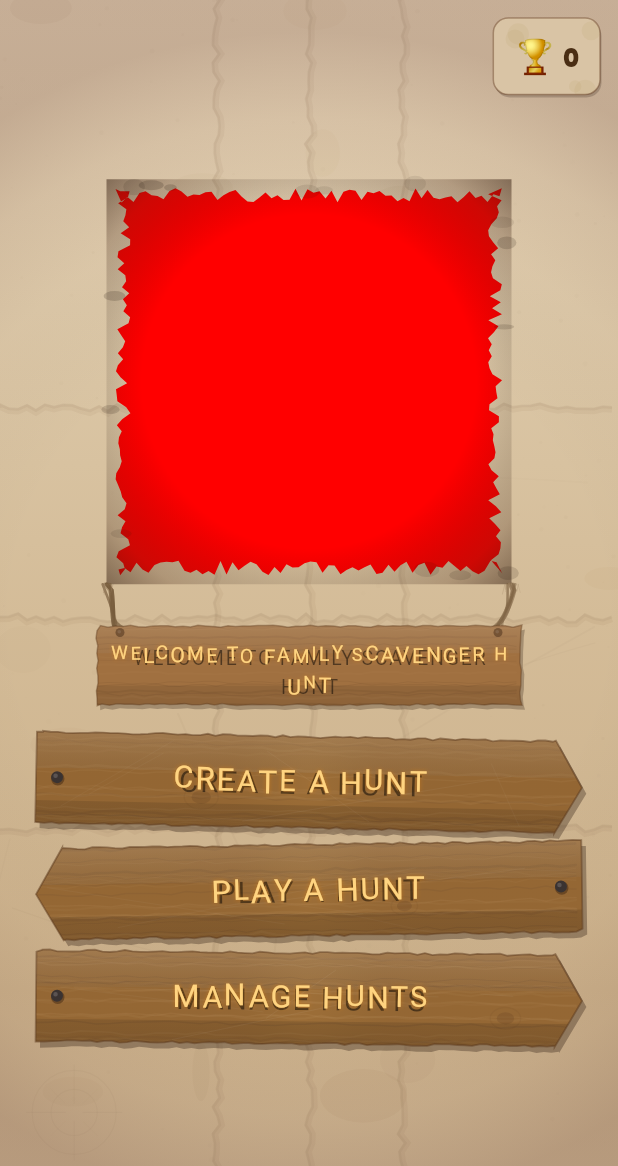
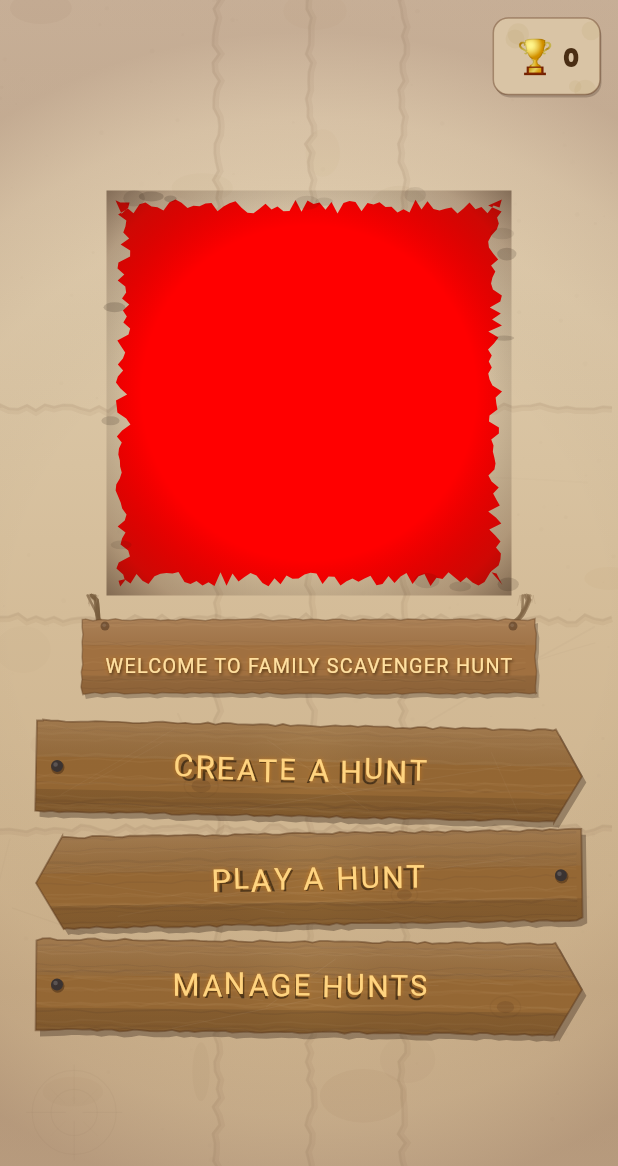
Before and after one commit to saturn1888/saturn1888, a Flutter app: the screen it shows after launch, on a phone screen of 412 x 824 dp. Shown: the top 1166 px of the screen. Run offline on Flutter 3.47's test engine with Material 3 defaults, Android fonts, the phone set to English and light mode, and no system bars; our stand-ins replace audioplayers, confetti, google_fonts, hive, hive_flutter, image_picker; accounts and stored records are empty.

Commit message:
Fix welcome plank: wider, taller plank with readable bright text
- Plank wider (320px) and starts higher (22% down instead of 32%)
- Text uses FittedBox to auto-scale to fit on one line
- Brighter text colour (#FFE0A0) with orange glow + dark shadow
- Two text shadows for depth and contrast against wood
- Removed individual letter wobble — clean readable text
- Shorter rope distance so plank sits closer to logo

https://claude.ai/code/session_017Aw2r6LuaKG11VTUwd3Kn5

```diff
--- a/lib/screens/home_screen.dart
+++ b/lib/screens/home_screen.dart
@@ -95,18 +95,35 @@ class HomeScreen extends StatelessWidget {
                       ),
                       // Wooden sign hanging from logo with rope
                       SizedBox(
-                        width: 300,
-                        height: 85,
+                        width: 320,
+                        height: 70,
                         child: CustomPaint(
                           painter: _HangingSignPainter(),
                           child: Padding(
                             padding: const EdgeInsets.only(
-                                top: 30, left: 16, right: 16),
-                            child: Center(
-                              child: _GoldenCarvedText(
-                                  label: 'Welcome to Family Scavenger Hunt',
-                                  seed: 99,
-                                  fontSize: 13),
+                                top: 28, left: 24, right: 24, bottom: 4),
+                            child: FittedBox(
+                              fit: BoxFit.scaleDown,
+                              child: Text(
+                                'WELCOME TO FAMILY SCAVENGER HUNT',
+                                style: GoogleFonts.specialElite(
+                                  fontSize: 16,
+                                  color: const Color(0xFFFFE0A0),
+                                  letterSpacing: 1.0,
+                                  fontWeight: FontWeight.w400,
+                                  shadows: [
+                                    Shadow(
+                                      color: const Color(0xFFFF8C00).withOpacity(0.5),
+                                      blurRadius: 4,
+                                    ),
+                                    Shadow(
+                                      color: Colors.black.withOpacity(0.6),
+                                      offset: const Offset(1, 1.5),
+                                      blurRadius: 2,
+                                    ),
+                                  ],
+                                ),
+                              ),
                             ),
                           ),
                         ),
@@ -582,7 +599,7 @@ class _HangingSignPainter extends CustomPainter {
     final ropeTopLeftX = 15.0;
     final ropeTopRightX = w - 15.0;
     const ropeTopY = 0.0;
-    final plankTop = h * 0.32;
+    final plankTop = h * 0.22;
     final plankLeftRopeX = 24.0;
     final plankRightRopeX = w - 24.0;
 
```
